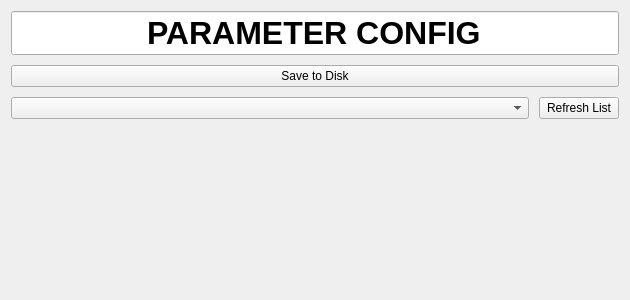
robotique-udes/arcus-simulation, file sim_ws/src/arcus_gui/ui/ui/ParamSaverWidget.ui: the form before one commit.
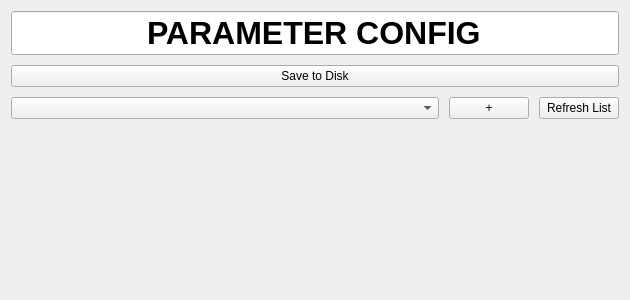
The form after the commit.

Commit message: Add button to create new profile

```diff
--- a/sim_ws/src/arcus_gui/ui/ui/ParamSaverWidget.ui
+++ b/sim_ws/src/arcus_gui/ui/ui/ParamSaverWidget.ui
@@ -67,6 +67,19 @@
          </property>
         </widget>
        </item>
+       <item>
+        <widget class="QPushButton" name="addProfileButton">
+         <property name="sizePolicy">
+          <sizepolicy hsizetype="Fixed" vsizetype="Fixed">
+           <horstretch>0</horstretch>
+           <verstretch>0</verstretch>
+          </sizepolicy>
+         </property>
+         <property name="text">
+          <string>+</string>
+         </property>
+        </widget>
+       </item>
        <item>
         <widget class="QPushButton" name="refreshButton">
          <property name="sizePolicy">
```
The commit also changes 2 other files.
